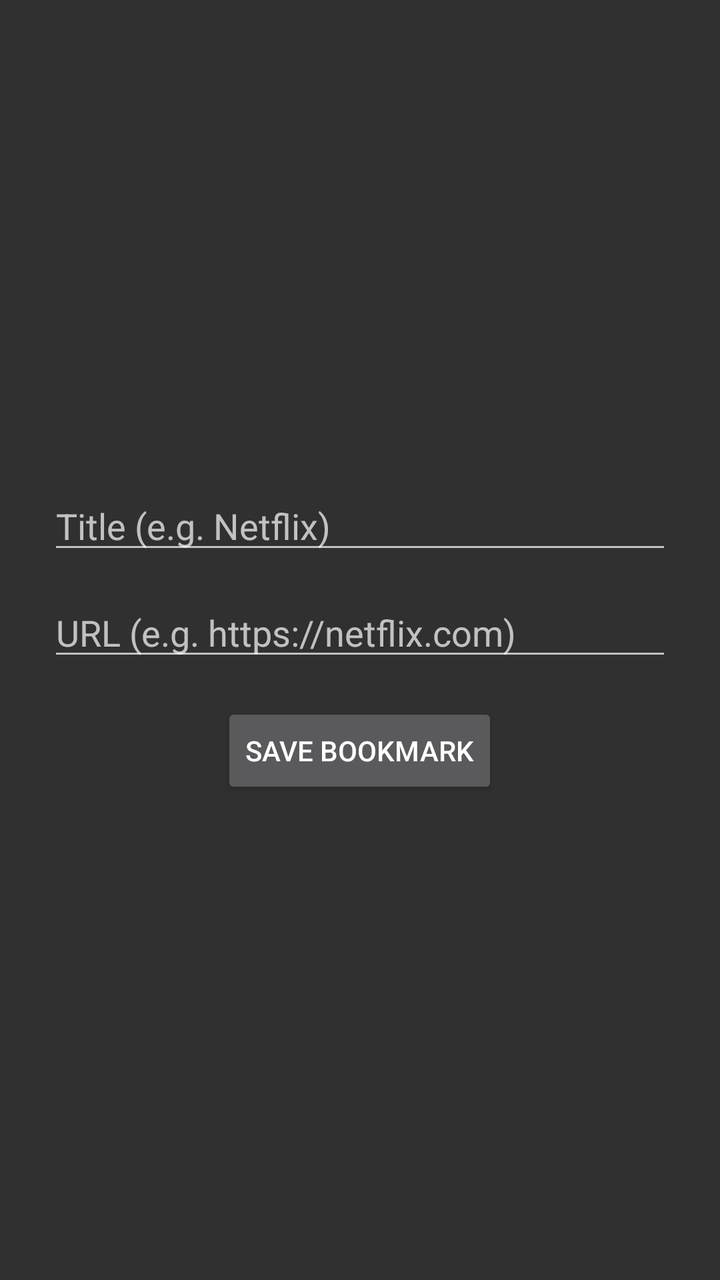
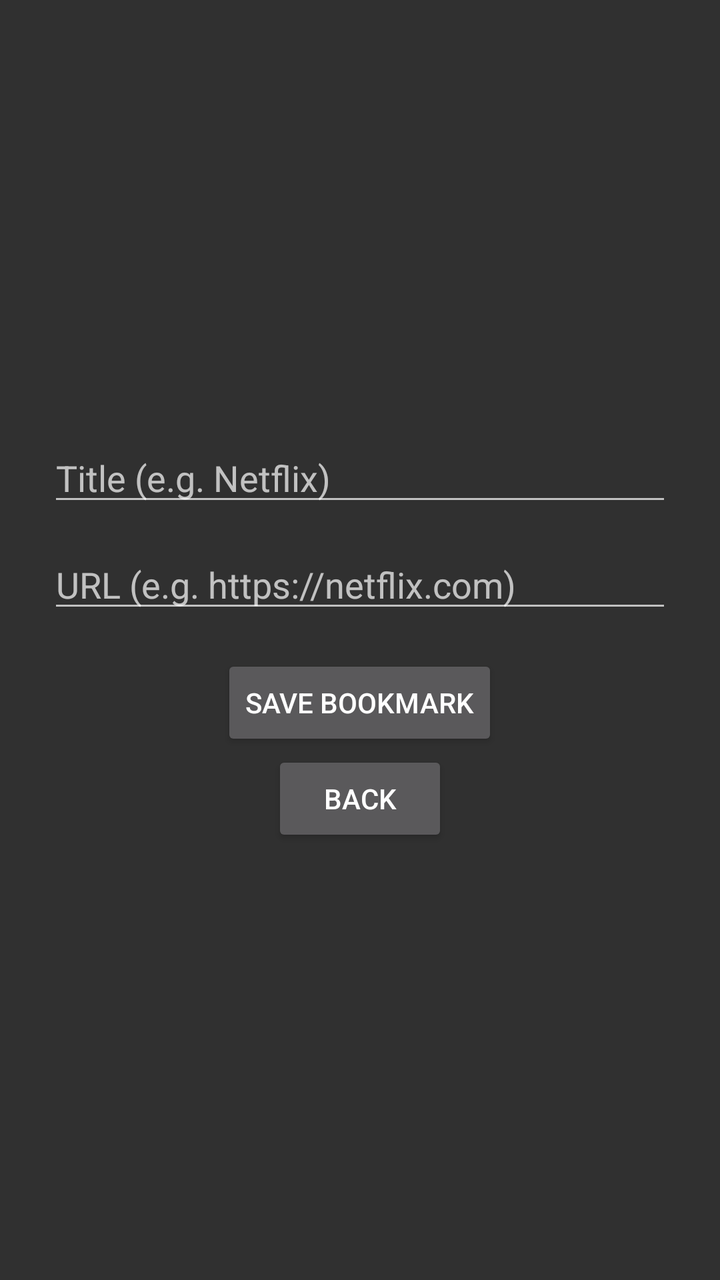

Screens rendered from an Android XML layout before and after an edit, with the pre-edit source and the edit as a unified diff.
<!-- AndroidManifest.xml: activity theme Theme.TvBrowser -->
<!-- res/layout/activity_add_bookmark.xml -->
<?xml version="1.0" encoding="utf-8"?>
<LinearLayout xmlns:android="http://schemas.android.com/apk/res/android"
    android:layout_width="match_parent"
    android:layout_height="match_parent"
    android:orientation="vertical"
    android:padding="24dp"
    android:gravity="center">

    <EditText
        android:id="@+id/title_edit_text"
        android:layout_width="match_parent"
        android:layout_height="wrap_content"
        android:hint="Title (e.g. Netflix)" />

    <EditText
        android:id="@+id/url_edit_text"
        android:layout_width="match_parent"
        android:layout_height="wrap_content"
        android:layout_marginTop="12dp"
        android:hint="URL (e.g. https://netflix.com)"
        android:inputType="textUri" />

    <Button
        android:id="@+id/save_button"
        android:layout_width="wrap_content"
        android:layout_height="wrap_content"
        android:layout_marginTop="16dp"
        android:text="Save Bookmark" />

</LinearLayout>
<!-- resources referenced by this layout -->
<resources>
  <style name="Theme.TvBrowser" parent="Theme.AppCompat.NoActionBar" />
</resources>

<!-- the commit's change to res/layout/activity_add_bookmark.xml (unified diff, before → after) -->
@@ -26,5 +26,12 @@
         android:layout_height="wrap_content"
         android:layout_marginTop="16dp"
         android:text="Save Bookmark" />
+    <Button
+        android:id="@+id/back_button"
+        android:layout_width="wrap_content"
+        android:layout_height="wrap_content"
+        android:text="Back"
+        android:focusable="true"
+        android:clickable="true" />
 
 </LinearLayout>
